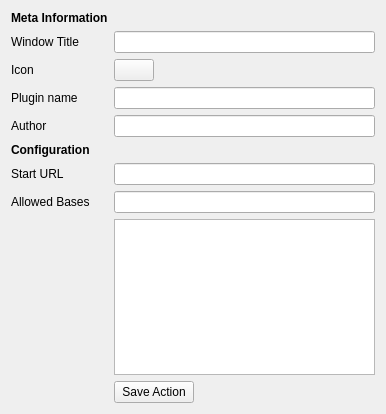
Above: webappeditor/src/webapp.ui from KDE/silk before the change. Below: the same form after it.
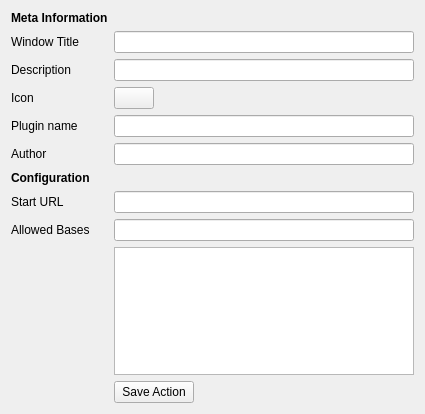
That is the form after the change. Custom widgets are drawn as their Qt base class.

Patch:
```diff
--- a/webappeditor/src/webapp.ui
+++ b/webappeditor/src/webapp.ui
@@ -6,7 +6,7 @@
    <rect>
     <x>0</x>
     <y>0</y>
-    <width>386</width>
+    <width>420</width>
     <height>414</height>
    </rect>
   </property>
@@ -32,75 +32,92 @@
     </widget>
    </item>
    <item row="2" column="1">
-    <widget class="QLineEdit" name="name"/>
+    <widget class="QLineEdit" name="name">
+     <property name="minimumSize">
+      <size>
+       <width>300</width>
+       <height>0</height>
+      </size>
+     </property>
+    </widget>
    </item>
-   <item row="3" column="0">
+   <item row="4" column="0">
     <widget class="QLabel" name="label_10">
      <property name="text">
       <string>Icon</string>
      </property>
     </widget>
    </item>
-   <item row="3" column="1">
+   <item row="4" column="1">
     <widget class="KIconButton" name="icon"/>
    </item>
-   <item row="4" column="0">
+   <item row="5" column="0">
     <widget class="QLabel" name="label_5">
      <property name="text">
       <string>Plugin name</string>
      </property>
     </widget>
    </item>
-   <item row="4" column="1">
+   <item row="5" column="1">
     <widget class="QLineEdit" name="pluginName"/>
    </item>
-   <item row="6" column="0">
+   <item row="7" column="0">
     <widget class="QLabel" name="label_4">
      <property name="text">
       <string>Author</string>
      </property>
     </widget>
    </item>
-   <item row="6" column="1">
+   <item row="7" column="1">
     <widget class="QLineEdit" name="author"/>
    </item>
-   <item row="8" column="0">
+   <item row="9" column="0">
     <widget class="QLabel" name="label_9">
      <property name="text">
       <string>&lt;b&gt;Configuration&lt;/b&gt;</string>
      </property>
     </widget>
    </item>
-   <item row="11" column="0">
+   <item row="12" column="0">
     <widget class="QLabel" name="label">
      <property name="text">
       <string>Start URL</string>
      </property>
     </widget>
    </item>
-   <item row="11" column="1">
-    <widget class="KLineEdit" name="startUrl_4"/>
+   <item row="12" column="1">
+    <widget class="KLineEdit" name="startUrl"/>
    </item>
-   <item row="12" column="0">
+   <item row="13" column="0">
     <widget class="QLabel" name="label_2">
      <property name="text">
       <string>Allowed Bases</string>
      </property>
     </widget>
    </item>
-   <item row="12" column="1">
+   <item row="13" column="1">
     <widget class="KLineEdit" name="allowedBasesLine"/>
    </item>
-   <item row="16" column="1">
-    <widget class="KListWidget" name="allowedBases"/>
-   </item>
    <item row="17" column="1">
+    <widget class="KListWidget" name="allowedBases"/>
+   </item>
+   <item row="18" column="1">
     <widget class="KPushButton" name="saveButton">
      <property name="text">
       <string>Save Action</string>
      </property>
     </widget>
    </item>
+   <item row="3" column="1">
+    <widget class="KLineEdit" name="description"/>
+   </item>
+   <item row="3" column="0">
+    <widget class="QLabel" name="label_7">
+     <property name="text">
+      <string>Description</string>
+     </property>
+    </widget>
+   </item>
   </layout>
  </widget>
  <customwidgets>
```
